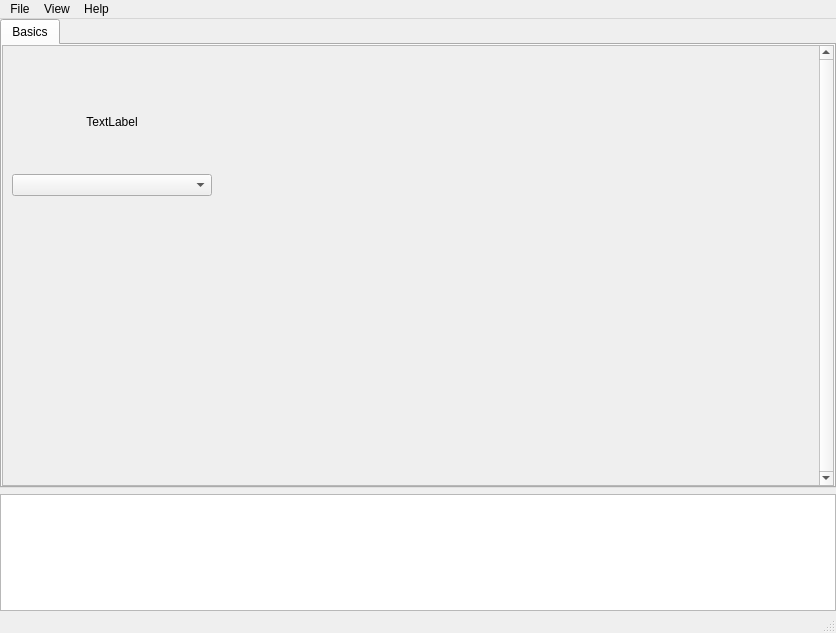
Qt form src/conan_app_launcher/ui/qt/app_grid.ui (goszpeti/conan_explorer) before a commit.
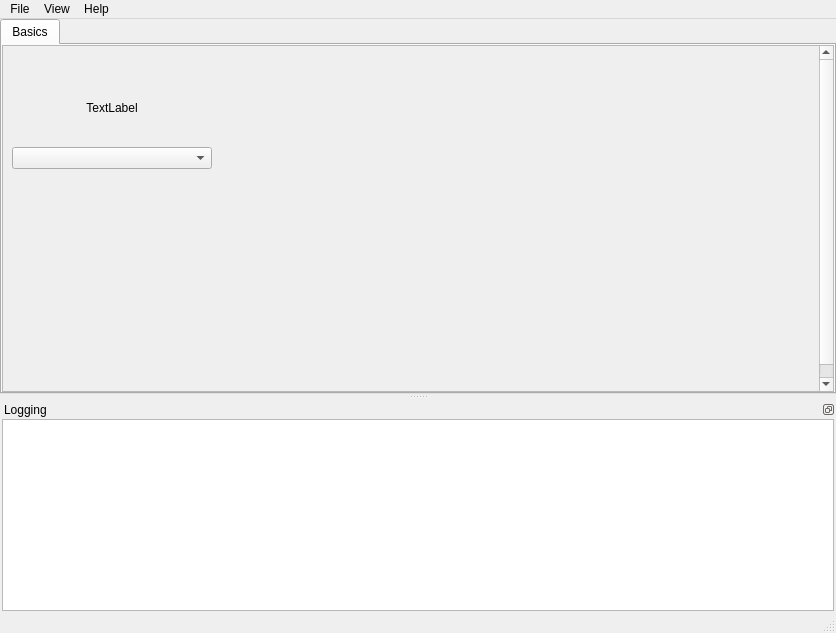
The same form after that commit. Icons and pictures are not drawn.

Commit message: Add dock widget for console

```diff
--- a/src/conan_app_launcher/ui/qt/app_grid.ui
+++ b/src/conan_app_launcher/ui/qt/app_grid.ui
@@ -26,7 +26,7 @@
      <verstretch>0</verstretch>
     </sizepolicy>
    </property>
-   <layout class="QVBoxLayout" name="verticalLayout" stretch="4,1">
+   <layout class="QVBoxLayout" name="verticalLayout" stretch="0">
     <property name="leftMargin">
      <number>0</number>
     </property>
@@ -89,8 +89,8 @@
             <rect>
              <x>0</x>
              <y>0</y>
-             <width>816</width>
-             <height>437</height>
+             <width>811</width>
+             <height>443</height>
             </rect>
            </property>
            <property name="sizePolicy">
@@ -202,32 +202,6 @@
       </widget>
      </widget>
     </item>
-    <item>
-     <widget class="QTextBrowser" name="console">
-      <property name="frameShape">
-       <enum>QFrame::StyledPanel</enum>
-      </property>
-      <property name="frameShadow">
-       <enum>QFrame::Raised</enum>
-      </property>
-      <property name="autoFormatting">
-       <set>QTextEdit::AutoNone</set>
-      </property>
-      <property name="readOnly">
-       <bool>true</bool>
-      </property>
-      <property name="html">
-       <string notr="true">&lt;!DOCTYPE HTML PUBLIC &quot;-//W3C//DTD HTML 4.0//EN&quot; &quot;http://www.w3.org/TR/REC-html40/strict.dtd&quot;&gt;
-&lt;html&gt;&lt;head&gt;&lt;meta name=&quot;qrichtext&quot; content=&quot;1&quot; /&gt;&lt;style type=&quot;text/css&quot;&gt;
-p, li { white-space: pre-wrap; }
-&lt;/style&gt;&lt;/head&gt;&lt;body style=&quot; font-family:'Sans Serif'; font-size:9pt; font-weight:400; font-style:normal;&quot;&gt;
-&lt;p style=&quot;-qt-paragraph-type:empty; margin-top:0px; margin-bottom:0px; margin-left:0px; margin-right:0px; -qt-block-indent:0; text-indent:0px; font-family:'MS Shell Dlg 2'; font-size:7.875pt;&quot;&gt;&lt;br /&gt;&lt;/p&gt;&lt;/body&gt;&lt;/html&gt;</string>
-      </property>
-      <property name="tabStopWidth">
-       <number>200</number>
-      </property>
-     </widget>
-    </item>
    </layout>
   </widget>
   <widget class="QStatusBar" name="statusbar"/>
@@ -264,6 +238,65 @@
    <addaction name="menuView"/>
    <addaction name="menu_help"/>
   </widget>
+  <widget class="QDockWidget" name="dock_console">
+   <property name="features">
+    <set>QDockWidget::DockWidgetFloatable|QDockWidget::DockWidgetMovable</set>
+   </property>
+   <property name="windowTitle">
+    <string>Logging</string>
+   </property>
+   <attribute name="dockWidgetArea">
+    <number>8</number>
+   </attribute>
+   <widget class="QWidget" name="dock_console_layout">
+    <layout class="QVBoxLayout" name="verticalLayout_9">
+     <property name="leftMargin">
+      <number>2</number>
+     </property>
+     <property name="topMargin">
+      <number>0</number>
+     </property>
+     <property name="rightMargin">
+      <number>2</number>
+     </property>
+     <property name="bottomMargin">
+      <number>0</number>
+     </property>
+     <item>
+      <widget class="QTextBrowser" name="console">
+       <property name="sizePolicy">
+        <sizepolicy hsizetype="Expanding" vsizetype="Expanding">
+         <horstretch>1</horstretch>
+         <verstretch>1</verstretch>
+        </sizepolicy>
+       </property>
+       <property name="frameShape">
+        <enum>QFrame::StyledPanel</enum>
+       </property>
+       <property name="frameShadow">
+        <enum>QFrame::Raised</enum>
+       </property>
+       <property name="autoFormatting">
+        <set>QTextEdit::AutoNone</set>
+       </property>
+       <property name="readOnly">
+        <bool>true</bool>
+       </property>
+       <property name="html">
+        <string notr="true">&lt;!DOCTYPE HTML PUBLIC &quot;-//W3C//DTD HTML 4.0//EN&quot; &quot;http://www.w3.org/TR/REC-html40/strict.dtd&quot;&gt;
+&lt;html&gt;&lt;head&gt;&lt;meta name=&quot;qrichtext&quot; content=&quot;1&quot; /&gt;&lt;style type=&quot;text/css&quot;&gt;
+p, li { white-space: pre-wrap; }
+&lt;/style&gt;&lt;/head&gt;&lt;body style=&quot; font-family:'MS Shell Dlg 2'; font-size:7.875pt; font-weight:400; font-style:normal;&quot;&gt;
+&lt;p style=&quot;-qt-paragraph-type:empty; margin-top:0px; margin-bottom:0px; margin-left:0px; margin-right:0px; -qt-block-indent:0; text-indent:0px;&quot;&gt;&lt;br /&gt;&lt;/p&gt;&lt;/body&gt;&lt;/html&gt;</string>
+       </property>
+       <property name="tabStopWidth">
+        <number>200</number>
+       </property>
+      </widget>
+     </item>
+    </layout>
+   </widget>
+  </widget>
   <action name="menu_about_action">
    <property name="text">
     <string>About</string>
```
Left out of the diff: 25 changed lines with no effect on the pictures. Lines whose indentation alone changed are shown as unchanged. The commit also changes 1 other file.
